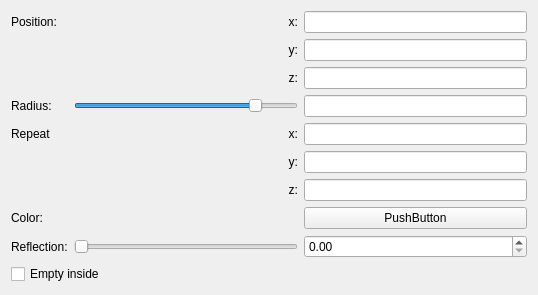
First picture: the form in trunk/mandelbulber2/qt_data/primitive_sphere.ui, repository buddhi1980/mandelbulber2, before the edit.
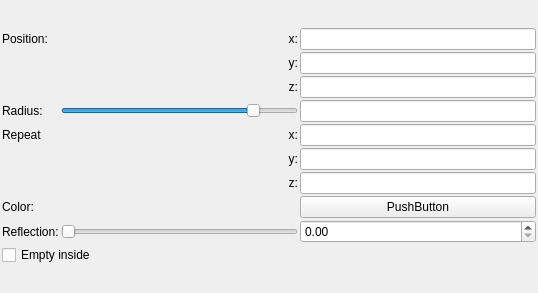
Second picture: the form after the edit. Custom widgets are drawn as their Qt base class.

Commit message: - reduced all margins and spacings in ui - added class to store animation frames - added closable dock for animation control (actually empty)

Patch:
```diff
--- a/trunk/mandelbulber2/qt_data/primitive_sphere.ui
+++ b/trunk/mandelbulber2/qt_data/primitive_sphere.ui
@@ -14,8 +14,26 @@
    <string>Form</string>
   </property>
   <layout class="QVBoxLayout" name="verticalLayout">
+   <property name="spacing">
+    <number>2</number>
+   </property>
+   <property name="leftMargin">
+    <number>2</number>
+   </property>
+   <property name="topMargin">
+    <number>2</number>
+   </property>
+   <property name="rightMargin">
+    <number>2</number>
+   </property>
+   <property name="bottomMargin">
+    <number>2</number>
+   </property>
    <item>
     <layout class="QGridLayout" name="gridLayout">
+     <property name="spacing">
+      <number>2</number>
+     </property>
      <item row="4" column="2">
       <widget class="MyLineEdit" name="vect3_repeat_x"/>
      </item>
```
The commit also changes 29 other files.
